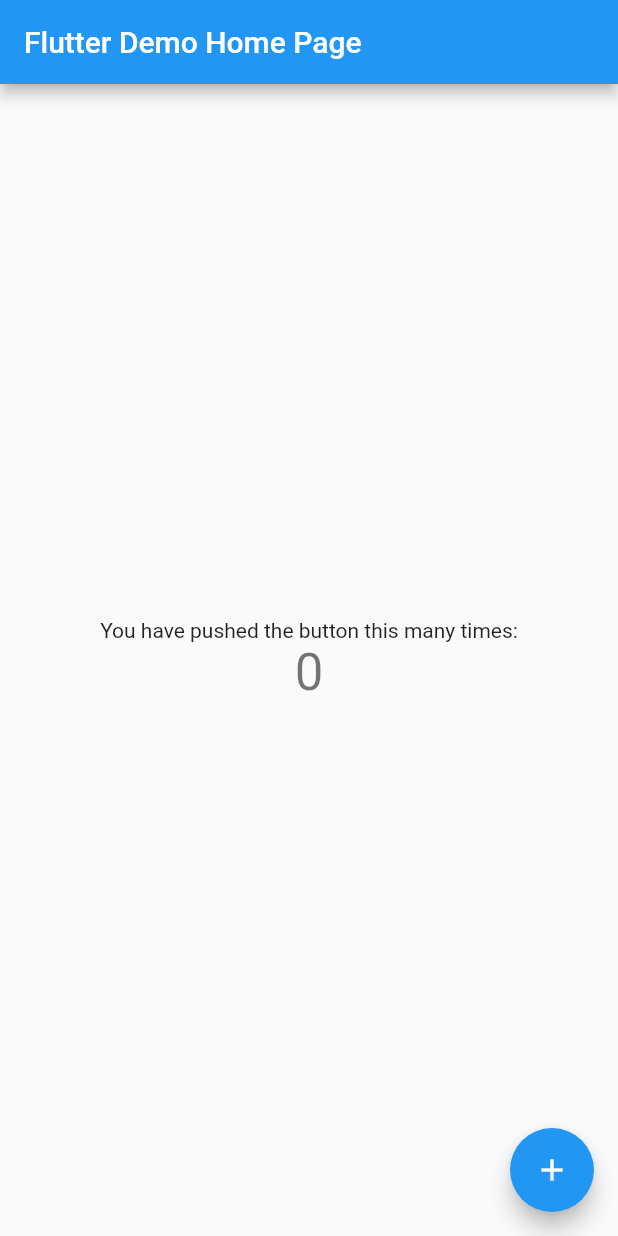
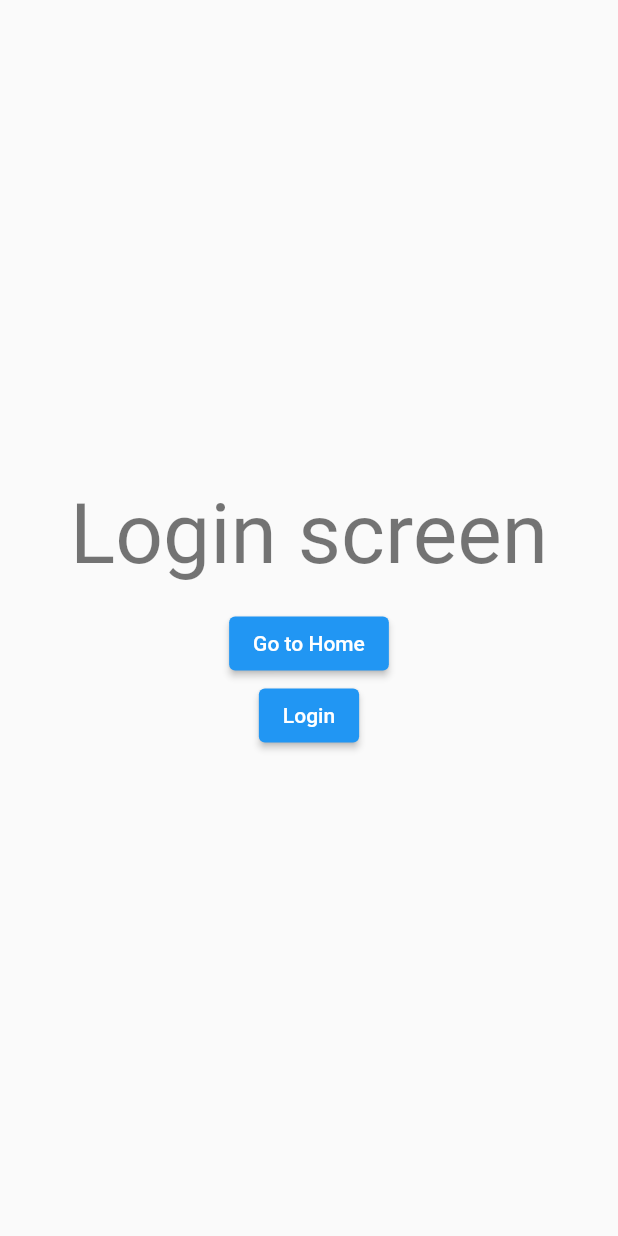
Before and after one commit to felixdinh/flutter_base, a Flutter app: the screen it shows after launch, on a phone screen of 412 x 824 dp. Run offline on Flutter 3.47's test engine with Material 2 defaults, Android fonts, the light colour scheme and no system bars; our stand-ins replace bloc, equatable, flutter_bloc, flutter_dotenv, go_router.

Commit message:
add example go_router

```diff
--- a/lib/constants/constants.dart
+++ b/lib/constants/constants.dart
@@ -1 +1,3 @@
 export 'theme/theme.dart';
+export 'storage_keys.dart';
+export 'api_endpoints.dart';
--- a/lib/main.dart
+++ b/lib/main.dart
@@ -1,6 +1,9 @@
 import 'package:flutter/material.dart';
 import 'package:flutter_base/config/app_config.dart';
-import 'package:flutter_base/config/environment.dart';
+import 'package:flutter_base/screens/login/bloc/login_cubit.dart';
+import 'package:flutter_bloc/flutter_bloc.dart';
+
+import 'routes/router.dart';
 
 Future<void> main() async {
   await AppConfig.initialized();
@@ -12,58 +15,16 @@
 
   @override
   Widget build(BuildContext context) {
-    return MaterialApp(
-      title: 'Flutter Demo',
-      theme: ThemeData(
-        primarySwatch: Colors.blue,
-      ),
-      home: const MyHomePage(title: 'Flutter Demo Home Page'),
-    );
-  }
-}
-
-class MyHomePage extends StatefulWidget {
-  const MyHomePage({super.key, required this.title});
-
-  final String title;
-
-  @override
-  State<MyHomePage> createState() => _MyHomePageState();
-}
-
-class _MyHomePageState extends State<MyHomePage> {
-  int _counter = 0;
-
-  void _incrementCounter() {
-    setState(() {
-      _counter++;
-    });
-  }
-
-  @override
-  Widget build(BuildContext context) {
-    return Scaffold(
-      appBar: AppBar(
-        title: Text(widget.title),
-      ),
-      body: Center(
-        child: Column(
-          mainAxisAlignment: MainAxisAlignment.center,
-          children: <Widget>[
-            const Text(
-              'You have pushed the button this many times:',
-            ),
-            Text(
-              '$_counter',
-              style: Theme.of(context).textTheme.headline4,
-            ),
-          ],
-        ),
-      ),
-      floatingActionButton: FloatingActionButton(
-        onPressed: _incrementCounter,
-        tooltip: 'Increment',
-        child: const Icon(Icons.add),
+    return BlocProvider<LoginCubit>(
+      create: (context) => LoginCubit(),
+      child: Builder(
+        builder: (context) {
+          return MaterialApp.router(
+            title: 'Template Base',
+            theme: ThemeData(primarySwatch: Colors.blue),
+            routerConfig: AppRouter(context.read<LoginCubit>()).router,
+          );
+        },
       ),
     );
   }
--- a/lib/routes/route_path.dart
+++ b/lib/routes/route_path.dart
@@ -1,11 +1,18 @@
-class Routes {
-  const Routes._();
-  static const HOME = _Path.home;
+class RouteName {
+  const RouteName._();
 
+  static const home = 'home';
+  static const categories = 'categories';
+  static const products = 'products';
 }
 
-class _Path{
-  const _Path._();
+class RoutePaths {
+  const RoutePaths._();
+  static const home = '/';
+  static const productListByCateId = 'products/:${RouteParam.category}';
+  static const categories = 'categories';
+}
 
-  static const home = '/home';
+class RouteParam{
+  static const category = 'category';
 }
--- /dev/null
+++ b/lib/routes/router.dart
@@ -0,0 +1,71 @@
+import 'dart:async';
+
+import 'package:flutter/foundation.dart';
+import 'package:flutter/material.dart';
+import 'package:flutter_base/screens/category/category_screen.dart';
+import 'package:flutter_base/screens/login/bloc/login_cubit.dart';
+import 'package:flutter_base/screens/login/login_screen.dart';
+import 'package:flutter_base/screens/product/product_list_screen.dart';
+import 'package:go_router/go_router.dart';
+import '../screens/error/error_screen.dart';
+import './route_path.dart';
+
+class AppRouter{
+  final LoginCubit loginCubit;
+
+  AppRouter(this.loginCubit);
+
+  late final GoRouter router = GoRouter(
+    debugLogDiagnostics: kDebugMode,
+    initialLocation: RoutePaths.home,
+    routes: <GoRoute>[
+      GoRoute(path: '/login',builder: (context,state) => const LoginScreen()),
+      GoRoute(
+        name: RouteName.home,
+        path: RoutePaths.home,
+        builder: (context, state) => const CategoryScreen(),
+        routes: [
+          GoRoute(
+            name: RouteName.products,
+            path: RoutePaths.productListByCateId,
+            builder: (context, state) => ProductListScreen(
+              category: state.params['category']!,
+              asc: state.queryParams['sort'] == 'asc',
+              quantity: int.parse(state.queryParams['filter'] ?? '0'),
+            ),
+          ),
+        ],
+      ),
+    ],
+    redirect: (context,state) {
+      // Check if the user is logged in.
+      final bool loggedIn = loginCubit.state.status == AuthStatus.authenticated;
+      // Check if user logging in.
+      final bool loggingIn = state.subloc == '/login';
+      if(!loggedIn){
+        return loggingIn ? null : '/login';
+      }
+      if(loggingIn){
+        return '/';
+      }
+      return null;
+    },
+    refreshListenable: GoRouterRefreshStream(loginCubit.stream),
+    errorPageBuilder: (context, state) => const MaterialPage(child: ErrorScreen())
+  );
+}
+
+class GoRouterRefreshStream extends ChangeNotifier{
+  GoRouterRefreshStream(Stream<dynamic> stream){
+    notifyListeners();
+    _subscription = stream.asBroadcastStream().listen((dynamic _) => notifyListeners());
+  }
+
+  late final StreamSubscription<dynamic> _subscription;
+
+  @override
+  void dispose() {
+    _subscription.cancel();
+    super.dispose();
+  }
+}
--- /dev/null
+++ b/lib/screens/login/bloc/login_cubit.dart
@@ -0,0 +1,16 @@
+import 'package:bloc/bloc.dart';
+import 'package:equatable/equatable.dart';
+
+part 'login_state.dart';
+
+class LoginCubit extends Cubit<LoginState> {
+  LoginCubit() : super(const LoginState(status: AuthStatus.unauthenticated));
+
+  void login(){
+    emit(const LoginState.authenticated());
+  }
+
+  void logout(){
+    emit(const LoginState.unauthenticated());
+  }
+}
--- /dev/null
+++ b/lib/screens/login/bloc/login_state.dart
@@ -0,0 +1,14 @@
+part of 'login_cubit.dart';
+
+enum AuthStatus{unknown,authenticated, unauthenticated}
+
+class LoginState extends Equatable {
+  final AuthStatus status;
+
+  const LoginState({this.status = AuthStatus.unknown});
+  const LoginState.authenticated() : status = AuthStatus.authenticated;
+  const LoginState.unauthenticated() : status = AuthStatus.unauthenticated;
+
+  @override
+  List<Object> get props => [status];
+}
--- /dev/null
+++ b/lib/screens/login/login_screen.dart
@@ -0,0 +1,35 @@
+import 'package:flutter/material.dart';
+import 'package:flutter_base/routes/route_path.dart';
+import 'package:flutter_base/screens/login/bloc/login_cubit.dart';
+import 'package:flutter_bloc/flutter_bloc.dart';
+import 'package:go_router/go_router.dart';
+
+class LoginScreen extends StatelessWidget {
+  const LoginScreen({Key? key}) : super(key: key);
+
+  @override
+  Widget build(BuildContext context) {
+    return Scaffold(
+      body: Center(
+        child: Column(
+          mainAxisAlignment: MainAxisAlignment.center,
+          children: [
+            Text('Login screen',
+                style: Theme.of(context).textTheme.displayMedium),
+            const SizedBox(height: 16),
+            ElevatedButton(
+                onPressed: () {
+                  context.go(RoutePaths.home);
+                },
+                child: Text('Go to Home')),
+            ElevatedButton(
+                onPressed: () {
+                  context.read<LoginCubit>().login();
+                },
+                child: Text('Login'))
+          ],
+        ),
+      ),
+    );
+  }
+}
--- a/pubspec.yaml
+++ b/pubspec.yaml
@@ -37,6 +37,9 @@
   # Use with the CupertinoIcons class for iOS style icons.
   cupertino_icons: ^1.0.2
   flutter_dotenv: ^5.0.2
+  go_router: ^6.2.0
+  flutter_bloc: ^8.1.2
+  equatable: ^2.0.5
 
 dev_dependencies:
   flutter_test:
```
Also changed, not shown: lib/data/models/category.dart (added, +10 -0 lines), lib/data/models/product.dart (added, +17 -0 lines), lib/screens/category/category_screen.dart (added, +44 -0 lines), lib/screens/error/error_screen.dart (added, +25 -0 lines), lib/screens/home/home_screen.dart (added, +48 -0 lines), lib/screens/product/product_list_screen.dart (added, +61 -0 lines), lib/constants/api_endpoints.dart (added), lib/constants/storage_keys.dart (added), lib/routes/routes.dart (deleted), pubspec.lock (deleted).
